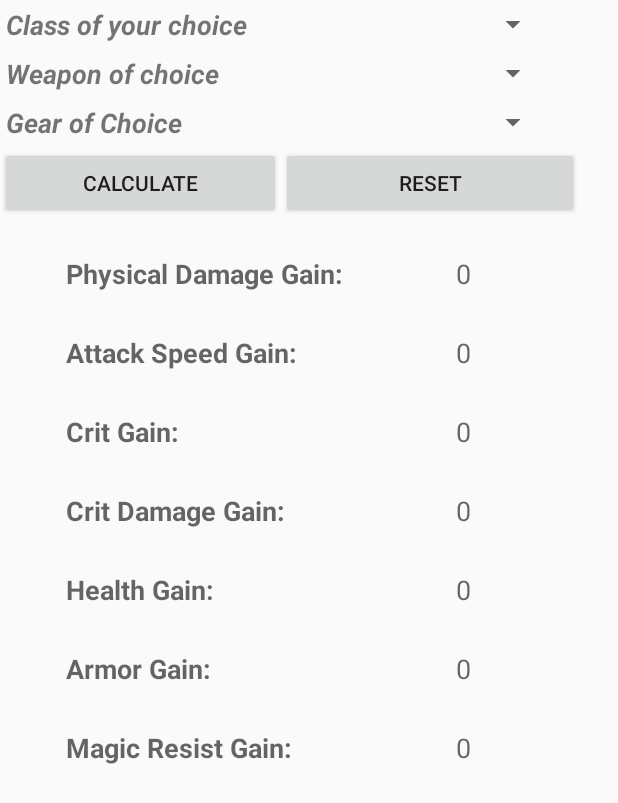
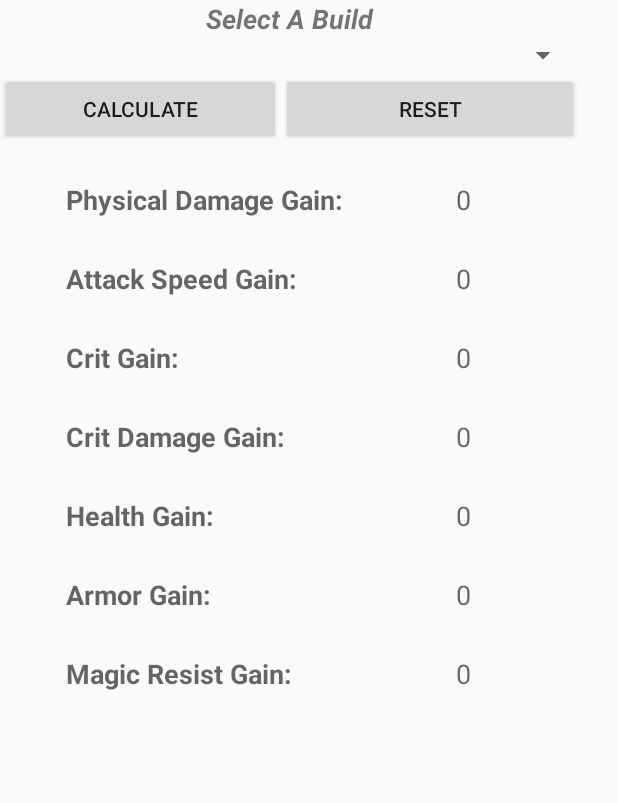
Before and after one commit to RoyceNguyen/BuildCalculator, an Android app: the layout fragment_damage_calculator.xml on its own in the app's theme, with its tools: preview values and no code run, on a phone screen of 412 x 824 dp. Shown: the top 803 px of the screen. Run offline under Robolectric (Android 15) with nearby library versions, the phone set to English and light mode, and no system bars.

Commit message:
Changed layout of calculator

```diff
--- a/app/src/main/res/layout/fragment_damage_calculator.xml
+++ b/app/src/main/res/layout/fragment_damage_calculator.xml
@@ -8,51 +8,23 @@
 
     <!-- Creating gridlayout with spinners to select classes , weapon and gear -->
 
-    <GridLayout
+
+    <TextView
+        android:text="Select A Build"
         android:layout_width="match_parent"
         android:layout_height="wrap_content"
-        android:columnCount="2"
-        android:useDefaultMargins="true">
-    <TextView
-        android:text="Class of your choice"
-        android:layout_width="wrap_content"
-        android:layout_height="wrap_content"
-        android:id="@+id/classChoice"
+        android:id="@+id/buildChoice"
         android:textStyle="bold|italic"
-        android:textSize="18sp" />
+        android:textSize="18sp"
+        android:gravity="center_vertical|center_horizontal" />
 
     <Spinner
-        android:layout_width="193dp"
+        android:layout_width="match_parent"
         android:layout_height="wrap_content"
-        android:id="@+id/classSpinner" />
+        android:id="@+id/buildSpinner" />
 
-    <TextView
-        android:text="Weapon of choice"
-        android:layout_width="wrap_content"
-        android:layout_height="wrap_content"
-        android:id="@+id/weaponChoice"
-        android:textStyle="bold|italic"
-        android:textSize="18sp" />
 
-    <Spinner
-        android:layout_width="193dp"
-        android:layout_height="wrap_content"
-        android:id="@+id/weapSpinner" />
 
-    <TextView
-        android:text="Gear of Choice"
-        android:layout_width="wrap_content"
-        android:layout_height="wrap_content"
-        android:id="@+id/gearChoice"
-        android:textStyle="bold|italic"
-        android:textSize="18sp" />
-
-    <Spinner
-        android:layout_height="wrap_content"
-        android:id="@+id/gearSpinner"
-        android:layout_width="193dp" />
-
-    </GridLayout>
     <!--creating buttons to calculate and reset the calculator-->
 <LinearLayout
     android:layout_height="wrap_content"
```
